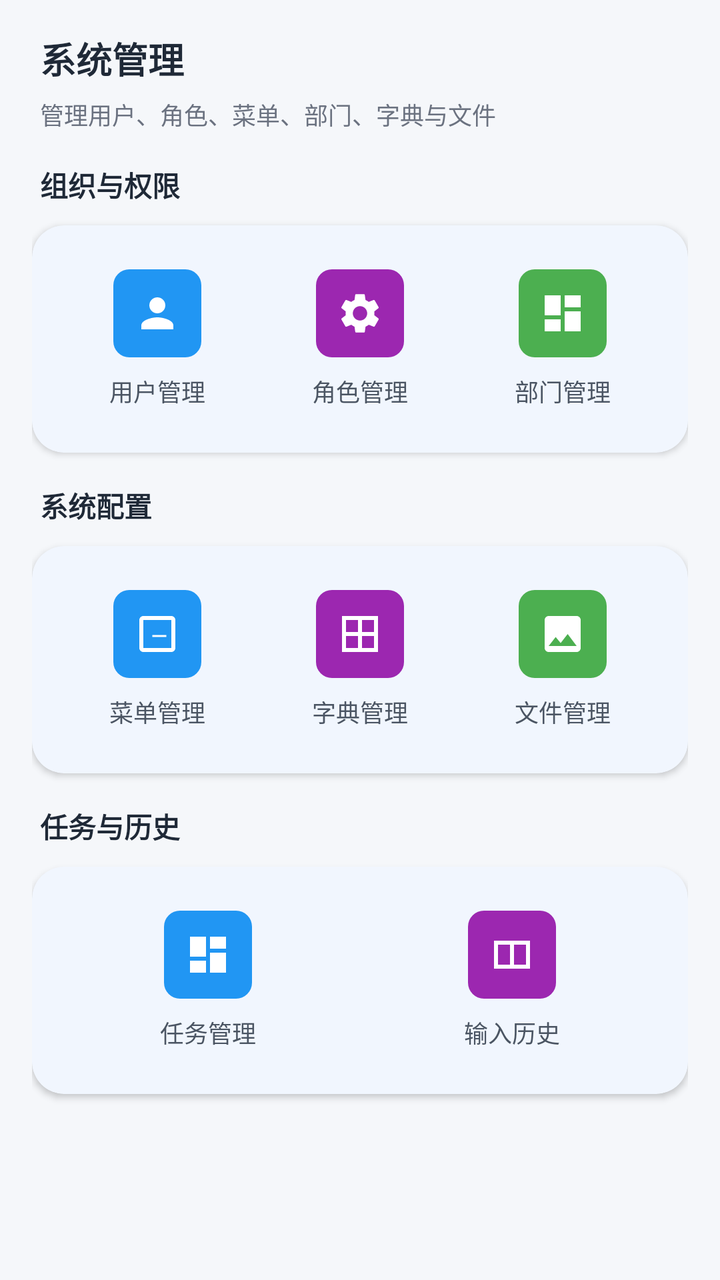
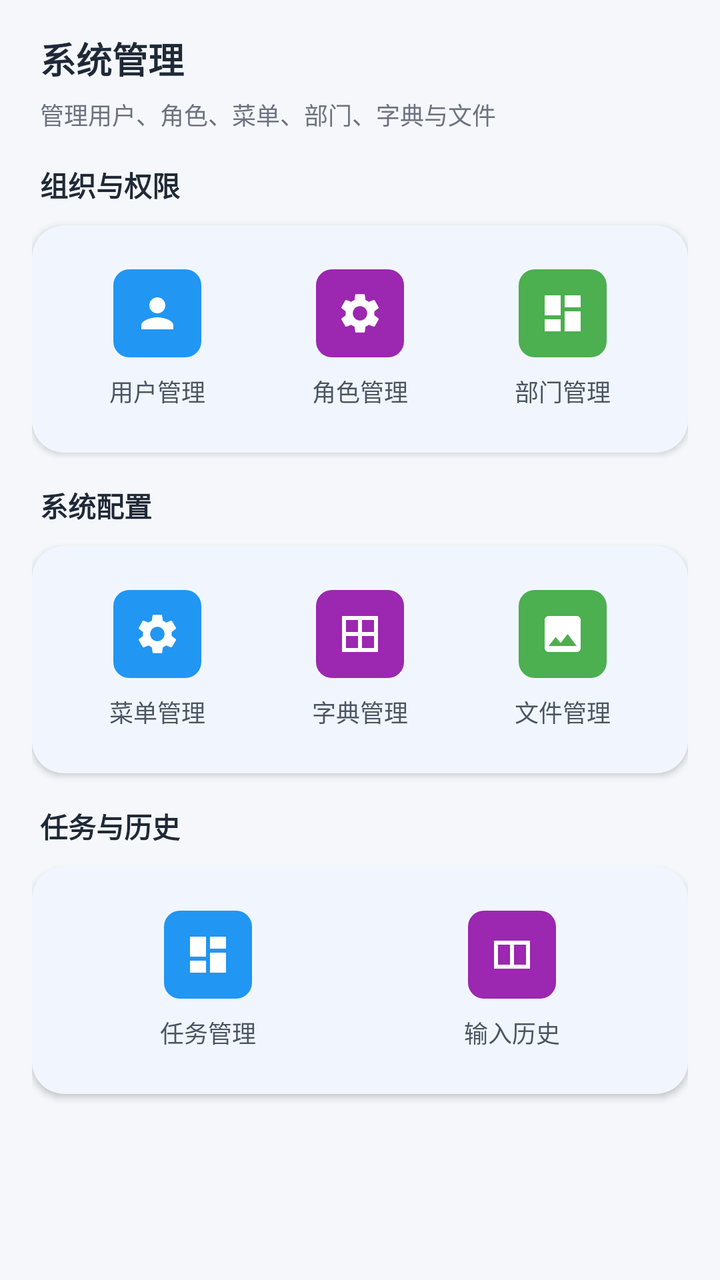

Before-and-after screenshots of an Android layout around one commit, followed by the original layout XML and the change that was made.
<!-- AndroidManifest.xml: application theme Theme.Dehaze -->
<!-- res/layout/fragment_system_management.xml -->
<?xml version="1.0" encoding="utf-8"?>
<androidx.core.widget.NestedScrollView xmlns:android="http://schemas.android.com/apk/res/android"
    xmlns:app="http://schemas.android.com/apk/res-auto"
    android:layout_width="match_parent"
    android:layout_height="match_parent"
    android:background="@color/bg_page"
    android:fillViewport="true">

    <LinearLayout
        android:layout_width="match_parent"
        android:layout_height="wrap_content"
        android:orientation="vertical"
        android:paddingStart="16dp"
        android:paddingEnd="16dp"
        android:paddingTop="16dp"
        android:paddingBottom="24dp">

        
        <TextView
            android:layout_width="match_parent"
            android:layout_height="wrap_content"
            android:layout_marginStart="4dp"
            android:layout_marginBottom="6dp"
            android:text="系统管理"
            android:textColor="@color/text_primary"
            android:textSize="18sp"
            android:textStyle="bold" />

        <TextView
            android:layout_width="match_parent"
            android:layout_height="wrap_content"
            android:layout_marginStart="4dp"
            android:layout_marginBottom="16dp"
            android:text="管理用户、角色、菜单、部门、字典与文件"
            android:textColor="@color/text_secondary"
            android:textSize="12sp" />

        
        <TextView
            android:layout_width="match_parent"
            android:layout_height="wrap_content"
            android:layout_marginStart="4dp"
            android:layout_marginBottom="10dp"
            android:text="组织与权限"
            android:textColor="@color/text_primary"
            android:textSize="14sp"
            android:textStyle="bold" />

        <com.google.android.material.card.MaterialCardView
            android:layout_width="match_parent"
            android:layout_height="wrap_content"
            android:layout_marginBottom="16dp"
            app:cardCornerRadius="16dp"
            app:cardElevation="2dp"
            app:strokeWidth="0dp">

            <LinearLayout
                android:layout_width="match_parent"
                android:layout_height="wrap_content"
                android:orientation="horizontal"
                android:padding="12dp"
                android:weightSum="3">

                <LinearLayout
                    android:id="@+id/user_management_button"
                    android:layout_width="0dp"
                    android:layout_height="wrap_content"
                    android:layout_weight="1"
                    android:background="?attr/selectableItemBackgroundBorderless"
                    android:clickable="true"
                    android:focusable="true"
                    android:gravity="center"
                    android:orientation="vertical"
                    android:padding="10dp">

                    <ImageView
                        android:layout_width="44dp"
                        android:layout_height="44dp"
                        android:background="@drawable/bg_icon_blue"
                        android:padding="10dp"
                        android:src="@drawable/ic_user"
                        app:tint="@color/white" />

                    <TextView
                        android:layout_width="wrap_content"
                        android:layout_height="wrap_content"
                        android:layout_marginTop="8dp"
                        android:text="用户管理"
                        android:textColor="@color/text_regular"
                        android:textSize="12sp" />
                </LinearLayout>

                <LinearLayout
                    android:id="@+id/role_management_button"
                    android:layout_width="0dp"
                    android:layout_height="wrap_content"
                    android:layout_weight="1"
                    android:background="?attr/selectableItemBackgroundBorderless"
                    android:clickable="true"
                    android:focusable="true"
                    android:gravity="center"
                    android:orientation="vertical"
                    android:padding="10dp">

                    <ImageView
                        android:layout_width="44dp"
                        android:layout_height="44dp"
                        android:background="@drawable/bg_icon_purple"
                        android:padding="10dp"
                        android:src="@drawable/ic_settings"
                        app:tint="@color/white" />

                    <TextView
                        android:layout_width="wrap_content"
                        android:layout_height="wrap_content"
                        android:layout_marginTop="8dp"
                        android:text="角色管理"
                        android:textColor="@color/text_regular"
                        android:textSize="12sp" />
                </LinearLayout>

                <LinearLayout
                    android:id="@+id/department_management_button"
                    android:layout_width="0dp"
                    android:layout_height="wrap_content"
                    android:layout_weight="1"
                    android:background="?attr/selectableItemBackgroundBorderless"
                    android:clickable="true"
                    android:focusable="true"
                    android:gravity="center"
                    android:orientation="vertical"
                    android:padding="10dp">

                    <ImageView
                        android:layout_width="44dp"
                        android:layout_height="44dp"
                        android:background="@drawable/bg_icon_green"
                        android:padding="10dp"
                        android:src="@drawable/ic_dashboard"
                        app:tint="@color/white" />

                    <TextView
                        android:layout_width="wrap_content"
                        android:layout_height="wrap_content"
                        android:layout_marginTop="8dp"
                        android:text="部门管理"
                        android:textColor="@color/text_regular"
                        android:textSize="12sp" />
                </LinearLayout>
            </LinearLayout>
        </com.google.android.material.card.MaterialCardView>

        
        <TextView
            android:layout_width="match_parent"
            android:layout_height="wrap_content"
            android:layout_marginStart="4dp"
            android:layout_marginBottom="10dp"
            android:text="系统配置"
            android:textColor="@color/text_primary"
            android:textSize="14sp"
            android:textStyle="bold" />

        <com.google.android.material.card.MaterialCardView
            android:layout_width="match_parent"
            android:layout_height="wrap_content"
            android:layout_marginBottom="16dp"
            app:cardCornerRadius="16dp"
            app:cardElevation="2dp"
            app:strokeWidth="0dp">

            <LinearLayout
                android:layout_width="match_parent"
                android:layout_height="wrap_content"
                android:orientation="horizontal"
                android:padding="12dp"
                android:weightSum="3">

                <LinearLayout
                    android:id="@+id/menu_management_button"
                    android:layout_width="0dp"
                    android:layout_height="wrap_content"
                    android:layout_weight="1"
                    android:background="?attr/selectableItemBackgroundBorderless"
                    android:clickable="true"
                    android:focusable="true"
                    android:gravity="center"
                    android:orientation="vertical"
                    android:padding="10dp">

                    <ImageView
                        android:layout_width="44dp"
                        android:layout_height="44dp"
                        android:background="@drawable/bg_icon_blue"
                        android:padding="10dp"
                        android:src="@drawable/ic_algorithm"
                        app:tint="@color/white" />

                    <TextView
                        android:layout_width="wrap_content"
                        android:layout_height="wrap_content"
                        android:layout_marginTop="8dp"
                        android:text="菜单管理"
                        android:textColor="@color/text_regular"
                        android:textSize="12sp" />
                </LinearLayout>

                <LinearLayout
                    android:id="@+id/dict_type_management_button"
                    android:layout_width="0dp"
                    android:layout_height="wrap_content"
                    android:layout_weight="1"
                    android:background="?attr/selectableItemBackgroundBorderless"
                    android:clickable="true"
                    android:focusable="true"
                    android:gravity="center"
                    android:orientation="vertical"
                    android:padding="10dp">

                    <ImageView
                        android:layout_width="44dp"
                        android:layout_height="44dp"
                        android:background="@drawable/bg_icon_purple"
                        android:padding="10dp"
                        android:src="@drawable/ic_dataset"
                        app:tint="@color/white" />

                    <TextView
                        android:layout_width="wrap_content"
                        android:layout_height="wrap_content"
                        android:layout_marginTop="8dp"
                        android:text="字典管理"
                        android:textColor="@color/text_regular"
                        android:textSize="12sp" />
                </LinearLayout>

                <LinearLayout
                    android:id="@+id/file_management_button"
                    android:layout_width="0dp"
                    android:layout_height="wrap_content"
                    android:layout_weight="1"
                    android:background="?attr/selectableItemBackgroundBorderless"
                    android:clickable="true"
                    android:focusable="true"
                    android:gravity="center"
                    android:orientation="vertical"
                    android:padding="10dp">

                    <ImageView
                        android:layout_width="44dp"
                        android:layout_height="44dp"
                        android:background="@drawable/bg_icon_green"
                        android:padding="10dp"
                        android:src="@drawable/ic_image"
                        app:tint="@color/white" />

                    <TextView
                        android:layout_width="wrap_content"
                        android:layout_height="wrap_content"
                        android:layout_marginTop="8dp"
                        android:text="文件管理"
                        android:textColor="@color/text_regular"
                        android:textSize="12sp" />
                </LinearLayout>
            </LinearLayout>
        </com.google.android.material.card.MaterialCardView>

        
        <TextView
            android:layout_width="match_parent"
            android:layout_height="wrap_content"
            android:layout_marginStart="4dp"
            android:layout_marginBottom="10dp"
            android:text="任务与历史"
            android:textColor="@color/text_primary"
            android:textSize="14sp"
            android:textStyle="bold" />

        <com.google.android.material.card.MaterialCardView
            android:layout_width="match_parent"
            android:layout_height="wrap_content"
            app:cardCornerRadius="16dp"
            app:cardElevation="2dp"
            app:strokeWidth="0dp">

            <LinearLayout
                android:layout_width="match_parent"
                android:layout_height="wrap_content"
                android:orientation="horizontal"
                android:padding="12dp"
                android:weightSum="2">

                <LinearLayout
                    android:id="@+id/task_management_button"
                    android:layout_width="0dp"
                    android:layout_height="wrap_content"
                    android:layout_weight="1"
                    android:background="?attr/selectableItemBackgroundBorderless"
                    android:clickable="true"
                    android:focusable="true"
                    android:gravity="center"
                    android:orientation="vertical"
                    android:padding="10dp">

                    <ImageView
                        android:layout_width="44dp"
                        android:layout_height="44dp"
                        android:background="@drawable/bg_icon_blue"
                        android:padding="10dp"
                        android:src="@drawable/ic_dashboard"
                        app:tint="@color/white" />

                    <TextView
                        android:layout_width="wrap_content"
                        android:layout_height="wrap_content"
                        android:layout_marginTop="8dp"
                        android:text="任务管理"
                        android:textColor="@color/text_regular"
                        android:textSize="12sp" />
                </LinearLayout>

                <LinearLayout
                    android:id="@+id/input_history_button"
                    android:layout_width="0dp"
                    android:layout_height="wrap_content"
                    android:layout_weight="1"
                    android:background="?attr/selectableItemBackgroundBorderless"
                    android:clickable="true"
                    android:focusable="true"
                    android:gravity="center"
                    android:orientation="vertical"
                    android:padding="10dp">

                    <ImageView
                        android:layout_width="44dp"
                        android:layout_height="44dp"
                        android:background="@drawable/bg_icon_purple"
                        android:padding="10dp"
                        android:src="@drawable/ic_image_compare"
                        app:tint="@color/white" />

                    <TextView
                        android:layout_width="wrap_content"
                        android:layout_height="wrap_content"
                        android:layout_marginTop="8dp"
                        android:text="输入历史"
                        android:textColor="@color/text_regular"
                        android:textSize="12sp" />
                </LinearLayout>
            </LinearLayout>
        </com.google.android.material.card.MaterialCardView>

    </LinearLayout>
</androidx.core.widget.NestedScrollView>
<!-- resources referenced by this layout -->
<resources>
  <color name="bg_page">#FFF5F7FA</color>
  <color name="text_primary">#FF1F2937</color>
  <color name="text_regular">#FF4B5563</color>
  <color name="text_secondary">#FF6B7280</color>
  <color name="white">#FFFFFFFF</color>
  <!-- drawable bg_icon_blue (drawable) -->
  <?xml version="1.0" encoding="utf-8"?>
  <shape xmlns:android="http://schemas.android.com/apk/res/android">
      <solid android:color="#2196F3" />
      <corners android:radius="8dp" />
  </shape>
  <!-- drawable bg_icon_green (drawable) -->
  <?xml version="1.0" encoding="utf-8"?>
  <shape xmlns:android="http://schemas.android.com/apk/res/android">
      <solid android:color="#4CAF50" />
      <corners android:radius="8dp" />
  </shape>
  <!-- drawable bg_icon_purple (drawable) -->
  <?xml version="1.0" encoding="utf-8"?>
  <shape xmlns:android="http://schemas.android.com/apk/res/android">
      <solid android:color="#9C27B0" />
      <corners android:radius="8dp" />
  </shape>
  <!-- drawable ic_algorithm (drawable) -->
  <vector xmlns:android="http://schemas.android.com/apk/res/android"
      android:width="24dp"
      android:height="24dp"
      android:viewportWidth="24"
      android:viewportHeight="24"
      android:tint="?attr/colorOnSurface">
    <path
        android:fillColor="@android:color/white"
        android:pathData="M19,3L5,3c-1.1,0 -2,0.9 -2,2v14c0,1.1 0.9,2 2,2h14c1.1,0 2,-0.9 2,-2L21,5c0,-1.1 -0.9,-2 -2,-2zM19,19L5,19L5,5h14v14zM16.5,12.5h-7v1h7v-1z"/>
  </vector>
  <!-- drawable ic_dashboard (drawable) -->
  <?xml version="1.0" encoding="utf-8"?>
  <vector xmlns:android="http://schemas.android.com/apk/res/android"
      android:width="24dp" android:height="24dp"
      android:viewportWidth="24" android:viewportHeight="24"
      android:tint="#FFFFFF">
      <path android:fillColor="@android:color/white"
          android:pathData="M3,13h8V3H3v10zM3,21h8v-6H3v6zM13,21h8V11h-8v10zM13,3v6h8V3h-8z" />
  </vector>
  <!-- drawable ic_dataset (drawable) -->
  <?xml version="1.0" encoding="utf-8"?>
  <vector xmlns:android="http://schemas.android.com/apk/res/android"
      android:width="24dp" android:height="24dp"
      android:viewportWidth="24" android:viewportHeight="24"
      android:tint="#FFFFFF">
      <path android:fillColor="@android:color/white"
          android:pathData="M21,3H3v18h18V3zM11,19H5v-6h6v6zM11,11H5V5h6v6zM19,19h-6v-6h6v6zM19,11h-6V5h6v6z" />
  </vector>
  <!-- drawable ic_image (drawable) -->
  <?xml version="1.0" encoding="utf-8"?>
  <vector xmlns:android="http://schemas.android.com/apk/res/android"
      android:width="24dp" android:height="24dp"
      android:viewportWidth="24" android:viewportHeight="24"
      android:tint="#9E9E9E">
      <path android:fillColor="@android:color/white"
          android:pathData="M21,19V5c0,-1.1 -0.9,-2 -2,-2H5c-1.1,0 -2,0.9 -2,2v14c0,1.1 0.9,2 2,2h14c1.1,0 2,-0.9 2,-2zM8.5,13.5l2.5,3.01L14.5,12l4.5,6H5l3.5,-4.5z" />
  </vector>
  <!-- drawable ic_image_compare (drawable) -->
  <?xml version="1.0" encoding="utf-8"?>
  <vector xmlns:android="http://schemas.android.com/apk/res/android"
      android:width="24dp" android:height="24dp"
      android:viewportWidth="24" android:viewportHeight="24"
      android:tint="#9E9E9E">
      <path android:fillColor="@android:color/white"
          android:pathData="M3,5v14h18V5H3zM5,7h6v10H5V7zM13,7h6v10h-6V7z" />
  </vector>
  <!-- drawable ic_user (drawable) -->
  <vector xmlns:android="http://schemas.android.com/apk/res/android"
      android:width="24dp"
      android:height="24dp"
      android:viewportWidth="24"
      android:viewportHeight="24"
      android:tint="?attr/colorOnSurface">
    <path
        android:fillColor="@android:color/white"
        android:pathData="M12,12c2.21,0 4,-1.79 4,-4s-1.79,-4 -4,-4 -4,1.79 -4,4 1.79,4 4,4zM12,14c-2.67,0 -8,1.34 -8,4v2h16v-2c0,-2.66 -5.33,-4 -8,-4z"/>
  </vector>
  <color name="brand_primary">#FF3B82F6</color>
  <color name="brand_primary_dark">#FF6366F1</color>
  <color name="brand_secondary">#FF4285F4</color>
  <color name="bg_card">#FFFFFFFF</color>
  <color name="color_error">#FFF44336</color>
  <!-- unchanged entries left out for length: 3 -->
</resources>

<!-- the commit's change to res/layout/fragment_system_management.xml (unified diff, before → after) -->
@@ -193,7 +193,7 @@
                         android:layout_height="44dp"
                         android:background="@drawable/bg_icon_blue"
                         android:padding="10dp"
-                        android:src="@drawable/ic_algorithm"
+                        android:src="@drawable/ic_settings"
                         app:tint="@color/white" />
 
                     <TextView
<!-- resource entries referenced after the edit -->
@@ -23,17 +23,6 @@
       <solid android:color="#9C27B0" />
       <corners android:radius="8dp" />
   </shape>
-  <!-- drawable ic_algorithm (drawable) -->
-  <vector xmlns:android="http://schemas.android.com/apk/res/android"
-      android:width="24dp"
-      android:height="24dp"
-      android:viewportWidth="24"
-      android:viewportHeight="24"
-      android:tint="?attr/colorOnSurface">
-    <path
-        android:fillColor="@android:color/white"
-        android:pathData="M19,3L5,3c-1.1,0 -2,0.9 -2,2v14c0,1.1 0.9,2 2,2h14c1.1,0 2,-0.9 2,-2L21,5c0,-1.1 -0.9,-2 -2,-2zM19,19L5,19L5,5h14v14zM16.5,12.5h-7v1h7v-1z"/>
-  </vector>
   <!-- drawable ic_dashboard (drawable) -->
   <?xml version="1.0" encoding="utf-8"?>
   <vector xmlns:android="http://schemas.android.com/apk/res/android"
